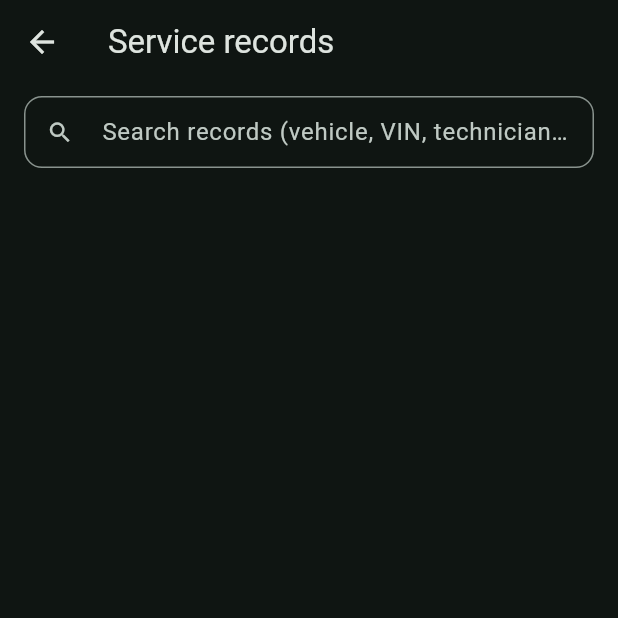
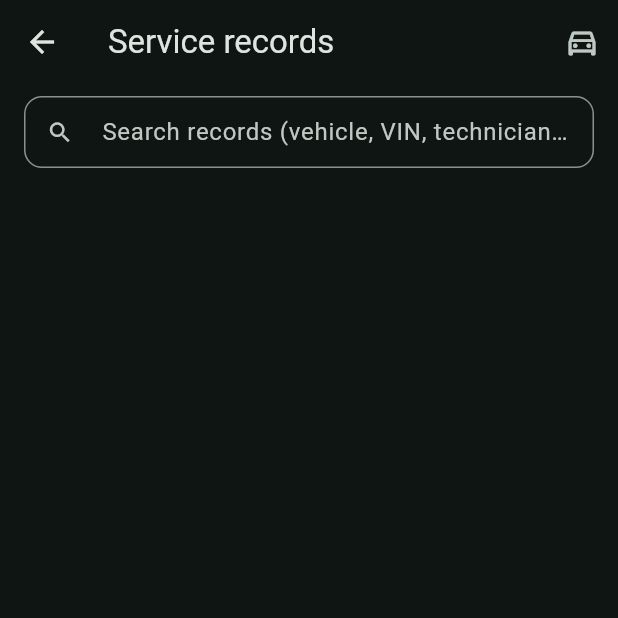
Before and after one commit to John-Codes/vehicle-maintenance-tracker, a Flutter app: the RecordsPage screen opened directly, on a phone screen of 412 x 824 dp, the top half of it. Run offline on Flutter 3.47's test engine with Material 3 defaults, Android fonts, the phone set to English and light mode, and no system bars; our stand-ins replace firebase_auth, firebase_core, flutter_markdown_plus, geolocator, pdf, printing and 2 more; missing offline and left inert: dart:html, excel; accounts and stored records are empty; network calls fail.

Commit message:
Move My Car entry from a nav tab to a Records toolbar button

```diff
--- a/lib/app/home_shell.dart
+++ b/lib/app/home_shell.dart
@@ -2,12 +2,11 @@ import 'package:flutter/material.dart';
 
 import '../features/auth/auth_controller.dart';
 import '../features/chat/chat_page.dart';
-import '../features/my_car/my_car_page.dart';
 import '../features/profile/settings_page.dart';
 import '../features/records/records_page.dart';
 import '../features/team/team_page.dart';
 
-/// Bottom-nav shell. Managers get an extra Team tab; everyone gets My Car.
+/// Bottom-nav shell. Managers get an extra Team tab.
 class HomeShell extends StatefulWidget {
   const HomeShell({super.key});
   @override
@@ -22,7 +21,6 @@ class _HomeShellState extends State<HomeShell> {
     final isManager = AuthController.instance.user?.isManager ?? false;
     final pages = [
       const RecordsPage(),
-      const MyCarPage(),
       const ChatPage(),
       if (isManager) const TeamPage(),
       const SettingsPage(),
@@ -34,7 +32,6 @@ class _HomeShellState extends State<HomeShell> {
         onDestinationSelected: (value) => setState(() => tab = value),
         destinations: [
           const NavigationDestination(icon: Icon(Icons.build_outlined), label: 'Records'),
-          const NavigationDestination(icon: Icon(Icons.directions_car_outlined), label: 'Car'),
           const NavigationDestination(icon: Icon(Icons.chat_bubble_outline), label: 'Chat'),
           if (isManager)
             const NavigationDestination(icon: Icon(Icons.group_outlined), label: 'Team'),
--- a/lib/features/records/records_page.dart
+++ b/lib/features/records/records_page.dart
@@ -4,6 +4,7 @@ import '../../core/large_display.dart';
 import '../auth/auth_controller.dart';
 import '../../core/cold_start_notice.dart';
 import '../editor/record_editor_page.dart';
+import '../my_car/my_car_page.dart';
 import 'record_search_bar.dart';
 import 'records_repository.dart';
 import 'service_record.dart';
@@ -30,7 +31,14 @@ class _RecordsPageState extends State<RecordsPage> {
     if (yes == true) { await repo.delete(r.id); refresh(); }
   }
   @override Widget build(BuildContext context) => Scaffold(
-    appBar: AppBar(title: const Text('Service records')),
+    appBar: AppBar(title: const Text('Service records'), actions: [
+      IconButton(
+        icon: const Icon(Icons.directions_car_outlined),
+        tooltip: 'My car',
+        onPressed: () => Navigator.push(context,
+            MaterialPageRoute(builder: (_) => const MyCarPage())),
+      ),
+    ]),
     body: Column(children: [
       RecordSearchBar(controller: searchTextController, onChanged: onSearchChanged),
       Expanded(child: FutureBuilder<List<ServiceRecord>>(future: records, builder: (_, snap) {
```
